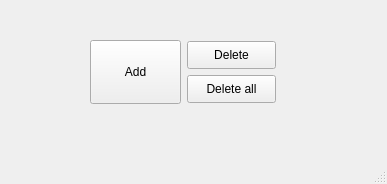
Old version of the form mainwindow.ui in the repository AufarLIRS/CPP-2020-2021-HW2.
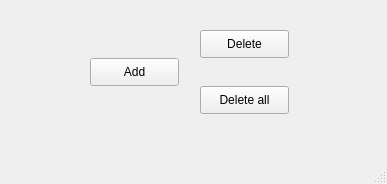
New version of the form.

Commit message: hw2 deleted total and change buttons locations

What changed in the file:
```diff
--- a/mainwindow.ui
+++ b/mainwindow.ui
@@ -18,9 +18,9 @@
     <property name="geometry">
      <rect>
       <x>90</x>
-      <y>40</y>
-      <width>91</width>
-      <height>64</height>
+      <y>58</y>
+      <width>89</width>
+      <height>28</height>
      </rect>
     </property>
     <property name="text">
@@ -30,8 +30,8 @@
    <widget class="QPushButton" name="pushButton_2">
     <property name="geometry">
      <rect>
-      <x>187</x>
-      <y>41</y>
+      <x>200</x>
+      <y>30</y>
       <width>89</width>
       <height>28</height>
      </rect>
@@ -43,8 +43,8 @@
    <widget class="QPushButton" name="pushButton_3">
     <property name="geometry">
      <rect>
-      <x>187</x>
-      <y>75</y>
+      <x>200</x>
+      <y>86</y>
       <width>89</width>
       <height>28</height>
      </rect>
```
The commit also changes 2 other files.
